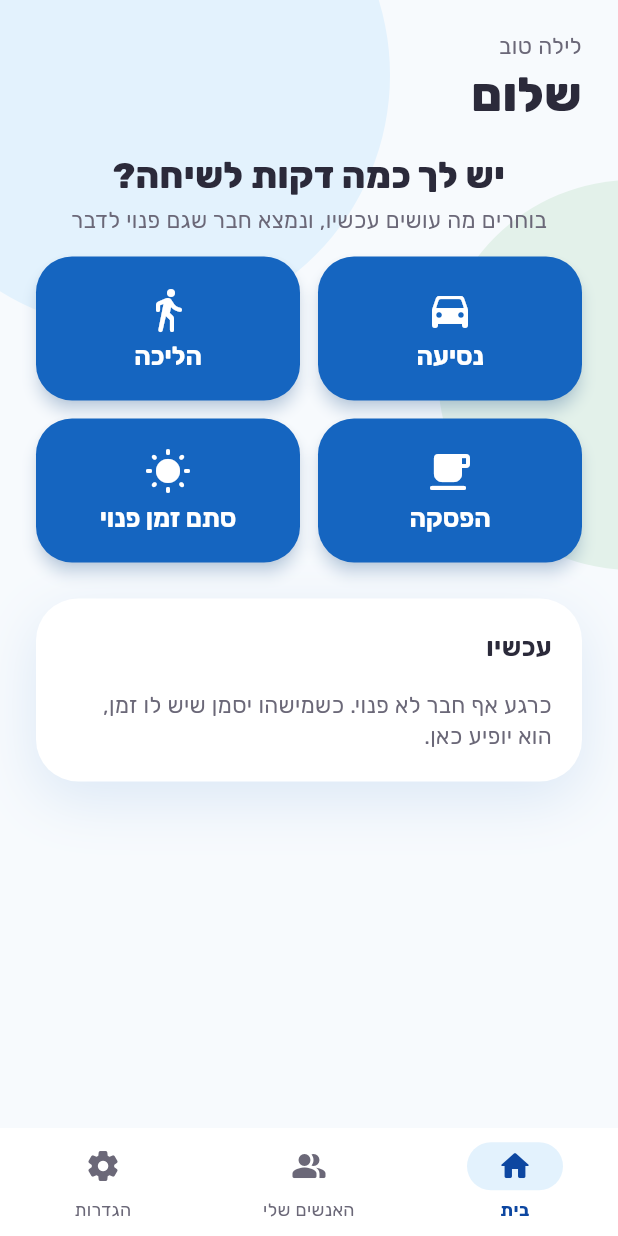
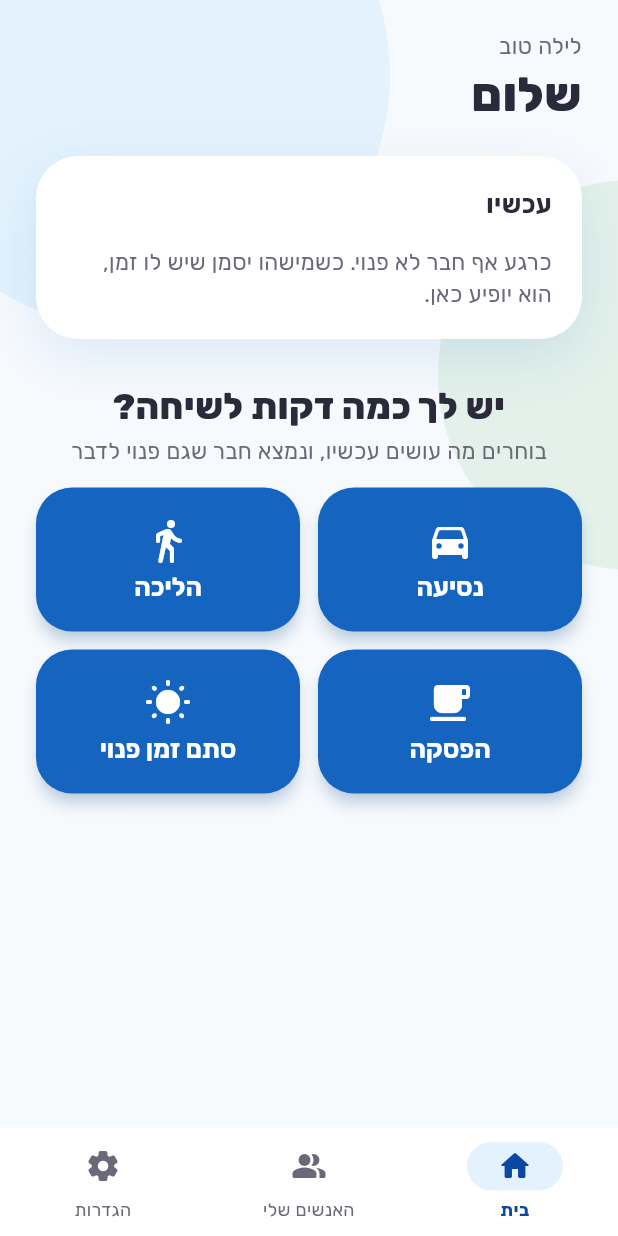
Before and after one commit to fenetnet/Drivetalk, a Flutter app: the RealShell screen opened directly, on a phone screen of 412 x 824 dp. Run offline on Flutter 3.47's test engine with Material 3 defaults, Android fonts, the phone set to English and light mode, and no system bars; our stand-ins replace app_links, flutter_riverpod, flutter_tts, image_picker, package_info_plus, share_plus and 3 more; missing offline and left inert: in_app_update; accounts and stored records are empty; network calls fail.

Commit message:
Home: who's free comes first again, then the 'I have time' buttons (owner's choice; reverts the D-117 order)
Co-Authored-By: Claude Opus 5.5 <noreply@anthropic.com>
Claude-Session: https://claude.ai/code/session_019HnZgoGDmsrboiZZSe31zJ

```diff
--- a/lib/features/real/real_home.dart
+++ b/lib/features/real/real_home.dart
@@ -282,14 +282,6 @@ class RealHomeScreen extends ConsumerWidget {
                     icon: Icons.wifi_off_rounded,
                   ),
                 ],
-                // The main buttons first: seen without scrolling.
-                const SizedBox(height: 20),
-                if (mine == null)
-                  _ModeButtons(title: l.homeImFreeNow(g), busy: s.busy)
-                else
-                  Center(
-                    child: _MyStatus(mine: mine, now: now, gender: g),
-                  ),
                 const SizedBox(height: 24),
                 if (snap != null && snap.friends.isEmpty)
                   const _NoFriendsCard()
@@ -319,6 +311,14 @@ class RealHomeScreen extends ConsumerWidget {
                   const SizedBox(height: 16),
                   tip,
                 ],
+                // Who's free first, then my buttons (the owner's choice).
+                const SizedBox(height: 28),
+                if (mine == null)
+                  _ModeButtons(title: l.homeImFreeNow(g), busy: s.busy)
+                else
+                  Center(
+                    child: _MyStatus(mine: mine, now: now, gender: g),
+                  ),
                 const SizedBox(height: 28),
                 if (snap != null && snap.friends.isNotEmpty) ...[
                   _WeekCard(week: snap.weekAt(now)),
```
Also changed, not shown: 1 other file.
